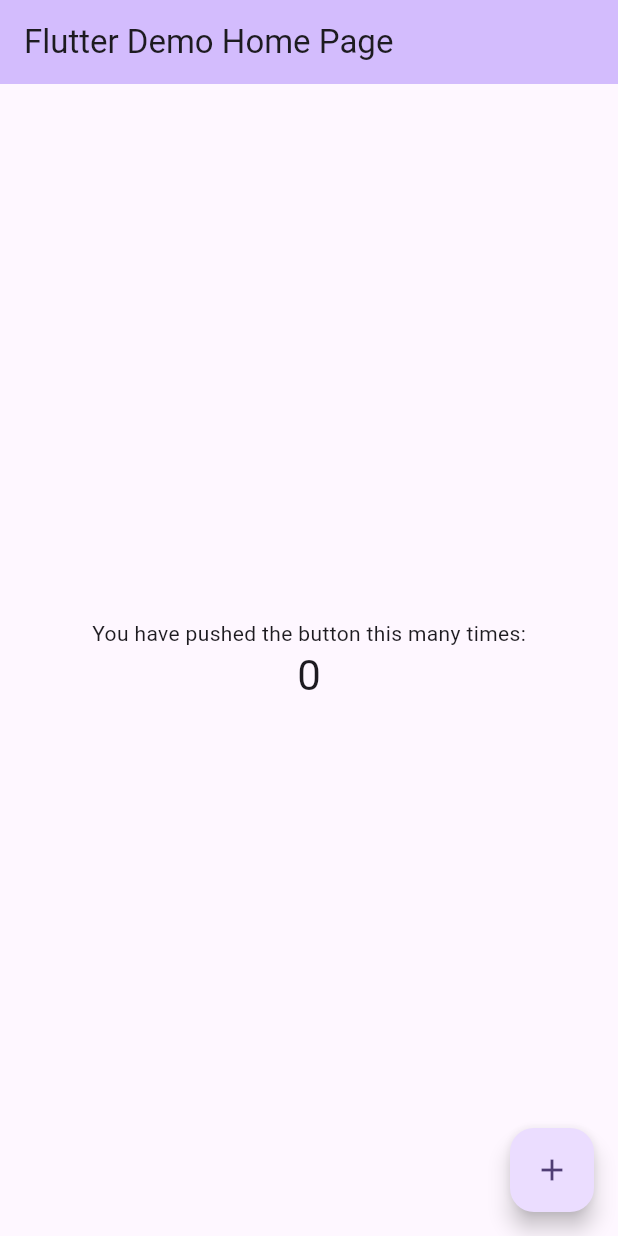
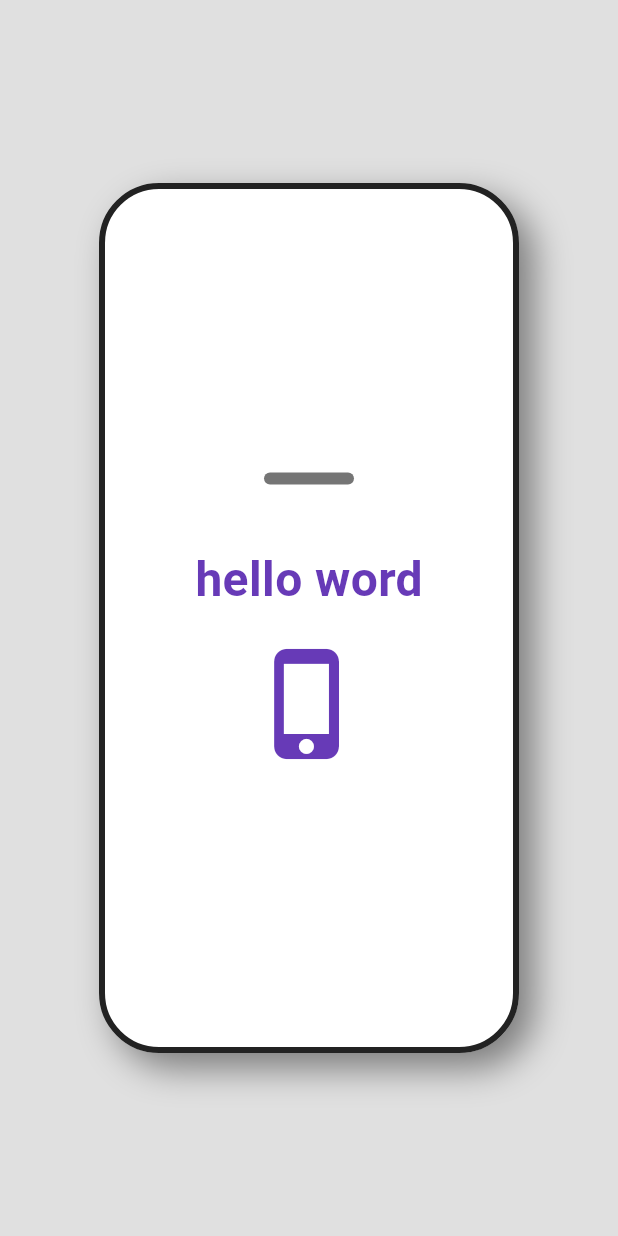
Before and after one commit to bottialberto-svg/remn-lab, a Flutter app: the screen it shows after launch, on a phone screen of 412 x 824 dp. Run offline on Flutter 3.47's test engine with Material 3 defaults, Android fonts, the phone set to English and light mode, and no system bars.

Commit message:
Add phone frame with hello word

```diff
--- a/mobile_app/lib/main.dart
+++ b/mobile_app/lib/main.dart
@@ -7,119 +7,78 @@ void main() {
 class MyApp extends StatelessWidget {
   const MyApp({super.key});
 
-  // This widget is the root of your application.
   @override
   Widget build(BuildContext context) {
     return MaterialApp(
-      title: 'Flutter Demo',
+      title: 'Mobile App',
       theme: ThemeData(
-        // This is the theme of your application.
-        //
-        // TRY THIS: Try running your application with "flutter run". You'll see
-        // the application has a purple toolbar. Then, without quitting the app,
-        // try changing the seedColor in the colorScheme below to Colors.green
-        // and then invoke "hot reload" (save your changes or press the "hot
-        // reload" button in a Flutter-supported IDE, or press "r" if you used
-        // the command line to start the app).
-        //
-        // Notice that the counter didn't reset back to zero; the application
-        // state is not lost during the reload. To reset the state, use hot
-        // restart instead.
-        //
-        // This works for code too, not just values: Most code changes can be
-        // tested with just a hot reload.
         colorScheme: ColorScheme.fromSeed(seedColor: Colors.deepPurple),
         useMaterial3: true,
       ),
-      home: const MyHomePage(title: 'Flutter Demo Home Page'),
+      home: const MobilePhoneFrame(),
     );
   }
 }
 
-class MyHomePage extends StatefulWidget {
-  const MyHomePage({super.key, required this.title});
-
-  // This widget is the home page of your application. It is stateful, meaning
-  // that it has a State object (defined below) that contains fields that affect
-  // how it looks.
-
-  // This class is the configuration for the state. It holds the values (in this
-  // case the title) provided by the parent (in this case the App widget) and
-  // used by the build method of the State. Fields in a Widget subclass are
-  // always marked "final".
-
-  final String title;
-
-  @override
-  State<MyHomePage> createState() => _MyHomePageState();
-}
-
-class _MyHomePageState extends State<MyHomePage> {
-  int _counter = 0;
-
-  void _incrementCounter() {
-    setState(() {
-      // This call to setState tells the Flutter framework that something has
-      // changed in this State, which causes it to rerun the build method below
-      // so that the display can reflect the updated values. If we changed
-      // _counter without calling setState(), then the build method would not be
-      // called again, and so nothing would appear to happen.
-      _counter++;
-    });
-  }
+class MobilePhoneFrame extends StatelessWidget {
+  const MobilePhoneFrame({super.key});
 
   @override
   Widget build(BuildContext context) {
-    // This method is rerun every time setState is called, for instance as done
-    // by the _incrementCounter method above.
-    //
-    // The Flutter framework has been optimized to make rerunning build methods
-    // fast, so that you can just rebuild anything that needs updating rather
-    // than having to individually change instances of widgets.
     return Scaffold(
-      appBar: AppBar(
-        // TRY THIS: Try changing the color here to a specific color (to
-        // Colors.amber, perhaps?) and trigger a hot reload to see the AppBar
-        // change color while the other colors stay the same.
-        backgroundColor: Theme.of(context).colorScheme.inversePrimary,
-        // Here we take the value from the MyHomePage object that was created by
-        // the App.build method, and use it to set our appbar title.
-        title: Text(widget.title),
-      ),
+      backgroundColor: Colors.grey[300],
       body: Center(
-        // Center is a layout widget. It takes a single child and positions it
-        // in the middle of the parent.
-        child: Column(
-          // Column is also a layout widget. It takes a list of children and
-          // arranges them vertically. By default, it sizes itself to fit its
-          // children horizontally, and tries to be as tall as its parent.
-          //
-          // Column has various properties to control how it sizes itself and
-          // how it positions its children. Here we use mainAxisAlignment to
-          // center the children vertically; the main axis here is the vertical
-          // axis because Columns are vertical (the cross axis would be
-          // horizontal).
-          //
-          // TRY THIS: Invoke "debug painting" (choose the "Toggle Debug Paint"
-          // action in the IDE, or press "p" in the console), to see the
-          // wireframe for each widget.
-          mainAxisAlignment: MainAxisAlignment.center,
-          children: <Widget>[
-            const Text(
-              'You have pushed the button this many times:',
+        child: Container(
+          width: 280,
+          height: 580,
+          decoration: BoxDecoration(
+            color: Colors.white,
+            borderRadius: BorderRadius.circular(40),
+            border: Border.all(
+              color: Colors.black87,
+              width: 4,
             ),
-            Text(
-              '$_counter',
-              style: Theme.of(context).textTheme.headlineMedium,
-            ),
-          ],
+            boxShadow: [
+              BoxShadow(
+                color: Colors.black45,
+                blurRadius: 20,
+                offset: const Offset(10, 10),
+              ),
+            ],
+          ),
+          child: Column(
+            mainAxisAlignment: MainAxisAlignment.center,
+            children: [
+              // Phone speaker
+              Container(
+                width: 60,
+                height: 8,
+                decoration: BoxDecoration(
+                  color: Colors.black54,
+                  borderRadius: BorderRadius.circular(4),
+                ),
+              ),
+              const SizedBox(height: 40),
+              // Hello word text
+              Text(
+                'hello word',
+                style: TextStyle(
+                  fontSize: 32,
+                  fontWeight: FontWeight.bold,
+                  color: Colors.deepPurple,
+                ),
+              ),
+              const SizedBox(height: 20),
+              // Phone icon
+              Icon(
+                Icons.phone_iphone,
+                size: 80,
+                color: Colors.deepPurple,
+              ),
+            ],
+          ),
         ),
       ),
-      floatingActionButton: FloatingActionButton(
-        onPressed: _incrementCounter,
-        tooltip: 'Increment',
-        child: const Icon(Icons.add),
-      ), // This trailing comma makes auto-formatting nicer for build methods.
     );
   }
 }
```
